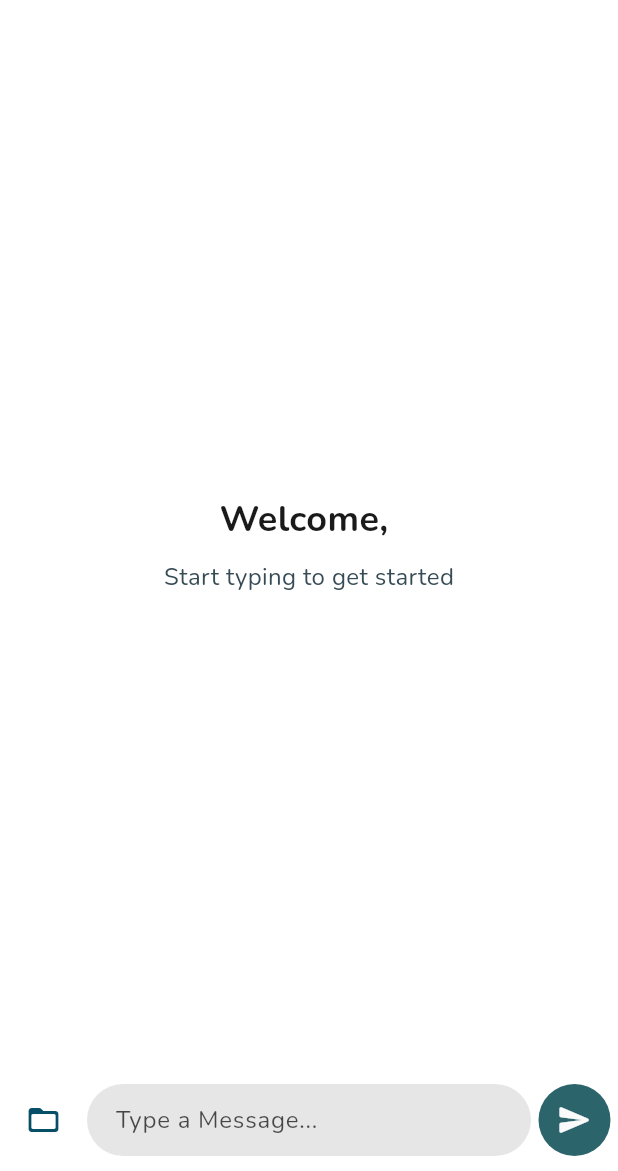
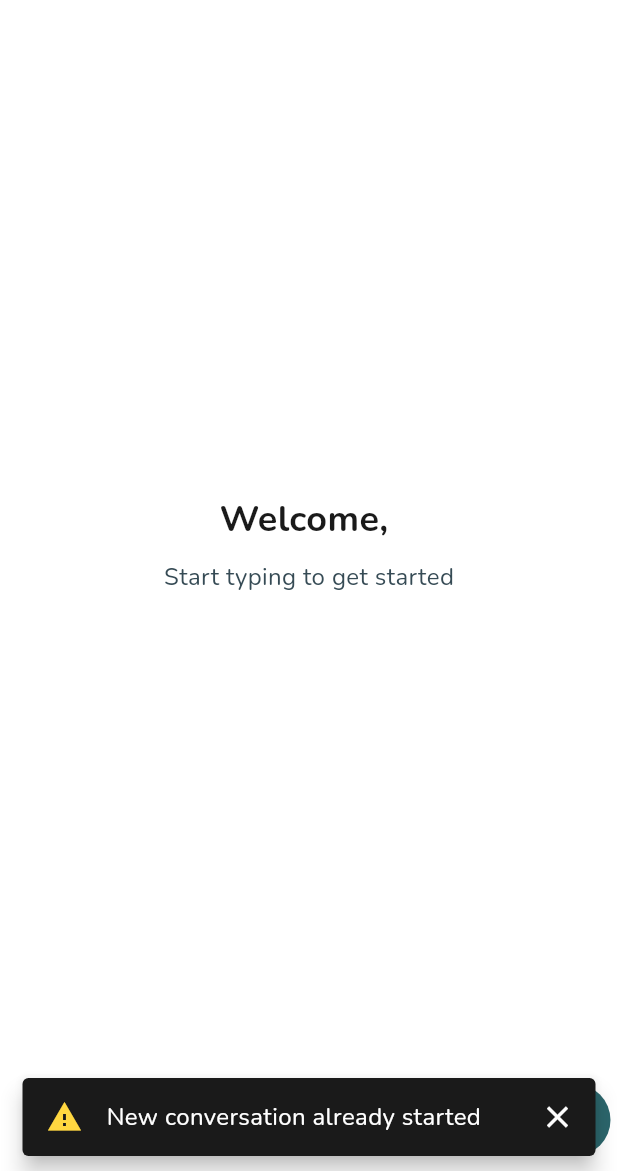
Before and after one commit to Steff1928/301.3_Flutter_Firebase_App, a Flutter app: the screen it shows once a user with an empty profile is signed in, after a tap on the "loupe" icon, on a phone screen of 412 x 824 dp, the part 65-1236 px from its top. Run offline on Flutter 3.47's test engine with Material 3 defaults, Android fonts, the phone set to English and light mode, and no system bars; our stand-ins replace cloud_firestore, firebase_auth, firebase_core, google_sign_in; accounts and stored records are empty.

Commit message:
Implemented functionality for creating new chats
Users can now click on the "new chat" button next to "chat history" to start a fresh conversation. The previous conversation is saved within the database and can be accessed by modifying the "activateConversationId" property in the user database.

```diff
--- a/edubot/lib/pages/chat_page.dart
+++ b/edubot/lib/pages/chat_page.dart
@@ -1,5 +1,6 @@
 import 'dart:async';
 
+import 'package:cloud_firestore/cloud_firestore.dart';
 import 'package:edubot/components/chat_bubble.dart';
 import 'package:edubot/components/loading_dialog.dart';
 import 'package:edubot/components/secondary_text_field.dart';
@@ -37,7 +38,7 @@ class _ChatPageState extends State<ChatPage> {
     // Wait for build/layout
     await Future.delayed(Duration(milliseconds: 100));
 
-    // Then wait until scroll metrics stabilize
+    // Wait until scroll metrics stabilize
     double previousExtent = -1;
     int retries = 10;
 
@@ -81,12 +82,87 @@ class _ChatPageState extends State<ChatPage> {
     }
   }
 
+  // Start new conversation
+  Future<void> startNewConversation(BuildContext context) async {
+    // Get instance of auth & firestore
+    FirebaseFirestore firestore = FirebaseFirestore.instance;
+    AuthManager authManager = AuthManager();
+
+    // Get ChatProvider to access the current list of messages
+    final chatProvider = Provider.of<ChatProvider>(context, listen: false);
+
+    // Establish a context for navigating and snack bar management
+    final navigator = Navigator.of(context);
+    final scaffoldMessenger = ScaffoldMessenger.of(context);
+
+    // Remove any snackbars if present
+    scaffoldMessenger.removeCurrentSnackBar();
+
+    // Show loading circle
+    showDialog(
+      barrierDismissible: false,
+      context: context,
+      builder: (context) {
+        return Center(child: CircularProgressIndicator(color: Colors.blue));
+      },
+    );
+
+    // Get conversationId from Firestore if it exists
+    String? conversationId = await chatProvider.getSavedConversationId();
+
+    // Allocate an empty document in 'Conversations' to store chats
+    if (conversationId != null && chatProvider.messages.isNotEmpty) {
+      final doc = await firestore
+          .collection("Users")
+          .doc(authManager.getCurrentUser()?.uid)
+          .collection('Conversations')
+          .add(({}));
+
+      conversationId = doc.id; // Assign conversationId to the new conversation ID
+
+      // Save as activeConversationId
+      firestore
+          .collection("Users")
+          .doc(authManager.getCurrentUser()?.uid)
+          .update({'activeConversationId': conversationId});
+    } else {
+      // If new conversation already started, notify the user
+      final snackBar = SnackBar(
+        content: Row(
+          children: [
+            Icon(Icons.warning, color: Colors.amberAccent),
+            SizedBox(width: 16),
+            Flexible(
+              child: Text(
+                "New conversation already started",
+                style: TextStyle(fontFamily: "Nunito", fontSize: 16),
+              ),
+            ),
+          ],
+        ),
+        behavior: SnackBarBehavior.floating,
+        backgroundColor: Color(0xFF1A1A1A),
+        showCloseIcon: true,
+      );
+
+      scaffoldMessenger.showSnackBar(snackBar); // Show snackbar
+    }
+
+    // Clear messages
+    setState(() {
+      chatProvider.messages.clear();
+    });
+
+    navigator.pop(); // Dismiss loading circle
+  }
+
   @override
   void initState() {
     super.initState();
+    final chatProvider = Provider.of<ChatProvider>(context, listen: false); // Get ChatProvider
 
     Future.microtask(() {
-      final chatProvider = Provider.of<ChatProvider>(context, listen: false);
+      // Start asyncronous task where the system wait for messages to load then scrolls to bottom
       waitForMessagesThenScroll(chatProvider);
     });
   }
@@ -145,10 +221,9 @@ class _ChatPageState extends State<ChatPage> {
 
         // Navigation actions
         actions: [
-          // TODO: Start new chat
           IconButton(
             icon: Icon(Icons.loupe_rounded, size: 24, color: Color(0xFF074F67)),
-            onPressed: () {},
+            onPressed: () => startNewConversation(context),
           ),
           // History
           IconButton(
```
